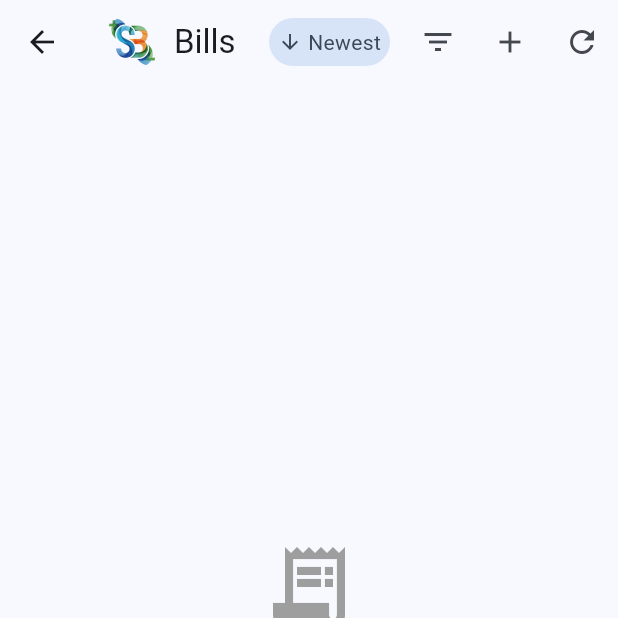
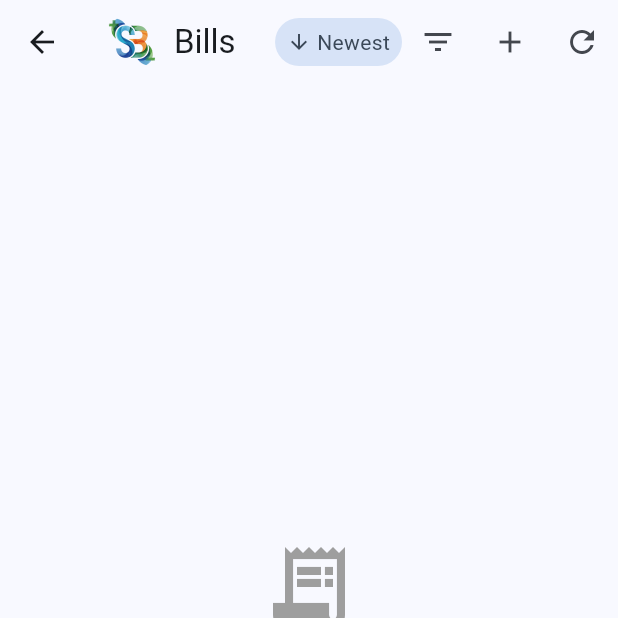
Before and after one commit to allapcallapc/SplitBalance, a Flutter app: the BillsListScreen screen opened directly, on a phone screen of 412 x 824 dp, the top half of it. Run offline on Flutter 3.47's test engine with Material 3 defaults, Android fonts, the phone set to English and light mode, and no system bars; our stand-ins replace package_info_plus, shared_preferences, supabase_flutter; missing offline and left inert: dart:html, dart:ui_web; accounts and stored records are empty; network calls fail.

Commit message:
fix: match bills screen icon buttons to the rest of the app
Summary, Categories, and Pending Payments all use plain default
IconButtons (48x48, no customization) for their refresh action. The
custom shrinking/nudging applied to Bills' filter/add/refresh buttons
made that screen inconsistent with the rest of the app - revert to
plain defaults so every screen's icon buttons behave and space
identically. Restored the chip's padding to 8 to match.

Verified with a real-font render (not a lossy phone screenshot) that
this produces the exact same spacing as every other screen's refresh
button.

Co-Authored-By: Claude Sonnet 5 <noreply@anthropic.com>
Claude-Session: https://claude.ai/code/session_01FDuApdV9HMoHAKLNyQeV4v

```diff
--- a/lib/screens/bills_list_screen.dart
+++ b/lib/screens/bills_list_screen.dart
@@ -439,7 +439,7 @@ class _BillsListScreenState extends State<BillsListScreen>
                       onTap: () => _showSortModal(context),
                       child: Padding(
                         padding: const EdgeInsets.symmetric(
-                            horizontal: 6, vertical: 6),
+                            horizontal: 8, vertical: 6),
                         child: Row(
                           mainAxisSize: MainAxisSize.min,
                           children: [
@@ -465,12 +465,6 @@ class _BillsListScreenState extends State<BillsListScreen>
               );
             },
           ),
-          // filter_list's glyph sits almost flush against its icon box
-          // (unlike add/refresh, which have a visible margin baked into the
-          // glyph itself), so without this the gap before it reads tighter
-          // than the other gaps in this row even though the tap targets are
-          // evenly spaced.
-          const SizedBox(width: 8),
           Consumer<BillsProvider>(
             builder: (context, billsProvider, child) => IconButton(
               icon: Badge(
@@ -480,8 +474,6 @@ class _BillsListScreenState extends State<BillsListScreen>
               ),
               onPressed: () => _showFilterModal(context),
               tooltip: l10n.filters,
-              padding: const EdgeInsets.all(6),
-              constraints: const BoxConstraints(minWidth: 36, minHeight: 36),
             ),
           ),
           IconButton(
@@ -498,15 +490,11 @@ class _BillsListScreenState extends State<BillsListScreen>
               }
             },
             tooltip: l10n.addBillTooltip,
-            padding: const EdgeInsets.all(6),
-            constraints: const BoxConstraints(minWidth: 36, minHeight: 36),
           ),
           IconButton(
             icon: const Icon(Icons.refresh),
             onPressed: _loadData,
             tooltip: l10n.refreshTooltip,
-            padding: const EdgeInsets.all(6),
-            constraints: const BoxConstraints(minWidth: 36, minHeight: 36),
           ),
         ],
       ),
```
